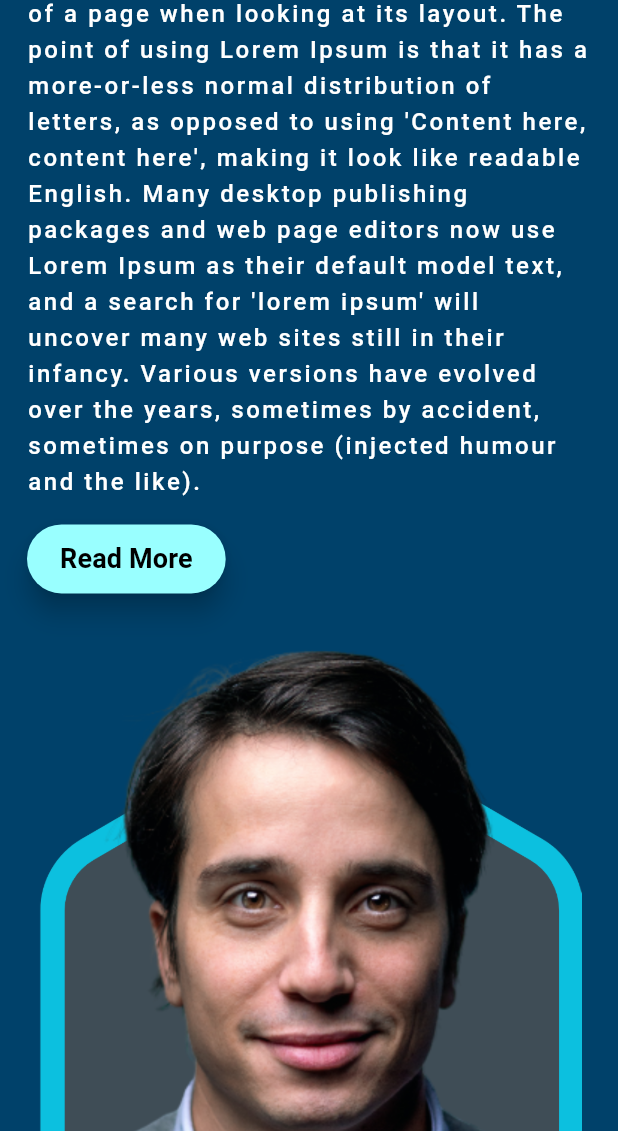
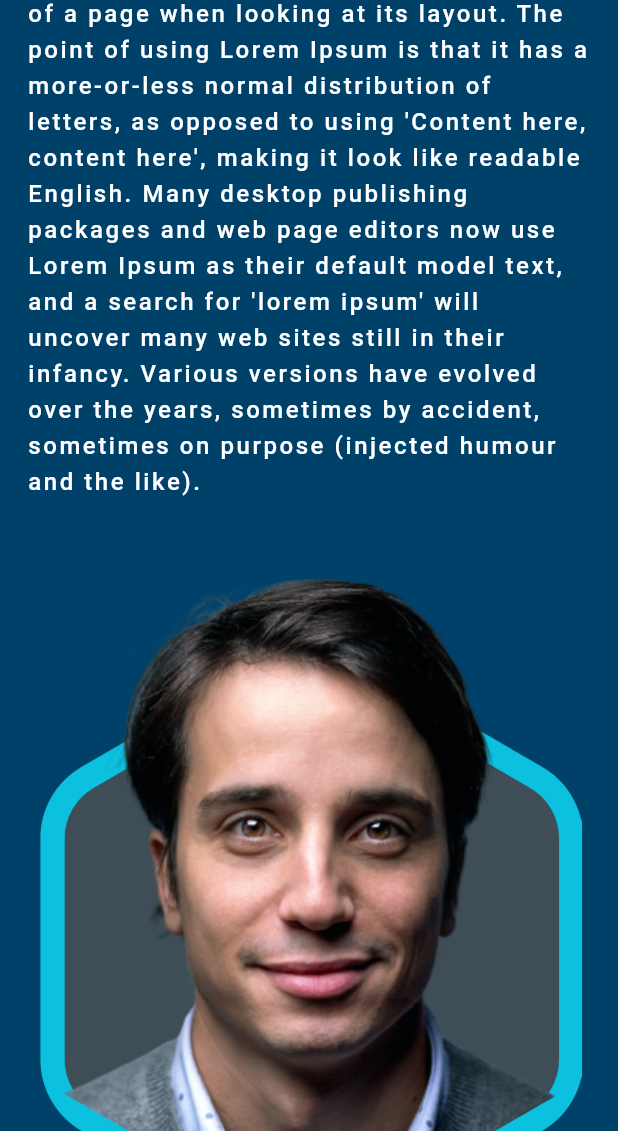
Before and after one commit to developer-rahim/portfolio-web-app-with-getx, a Flutter app: the screen it shows after launch, scrolled down 1152 dp, on a phone screen of 412 x 824 dp, the part 105-1236 px from its top. Run offline on Flutter 3.47's test engine with Material 3 defaults, Android fonts, the phone set to English and light mode, and no system bars; drawn by our look-alikes of scrollable_positioned_list; our stand-ins replace animate_do, animated_text_kit, get, google_fonts.

Commit message:
refactor : Refactor about me code.

```diff
--- /dev/null
+++ b/lib/src/features/about/view/about_me.dart
@@ -0,0 +1,48 @@
+import 'package:animate_do/animate_do.dart';
+import 'package:flutter/material.dart';
+import 'package:portfolio_website/globals/app_assets.dart';
+import 'package:portfolio_website/globals/app_colors.dart';
+import 'package:portfolio_website/globals/app_text_styles.dart';
+import 'package:portfolio_website/globals/constants.dart';
+import 'package:portfolio_website/src/utils/helper_class.dart';
+part '../widget/about_profile_section.dart';
+part '../widget/about_me_content.dart';
+
+class AboutMe extends StatelessWidget {
+  const AboutMe({super.key});
+
+  @override
+  Widget build(BuildContext context) {
+    final Size size = MediaQuery.of(context).size;
+    return HelperClass(
+      mobile: const Column(
+        children: [
+          _AboutMeContent(),
+          // Constants.sizedBox(height: 35.0),
+          SizedBox(height: 35),
+          _AboutProfileSection(),
+        ],
+      ),
+      tablet: const Row(
+        crossAxisAlignment: CrossAxisAlignment.center,
+        children: [
+          _AboutProfileSection(),
+          SizedBox(width: 25),
+          //  Constants.sizedBox(width: 25.0),
+          Expanded(child: _AboutMeContent())
+        ],
+      ),
+      desktop: const Row(
+        crossAxisAlignment: CrossAxisAlignment.center,
+        children: [
+          _AboutProfileSection(),
+          // Constants.sizedBox(width: 25.0),
+          SizedBox(width: 25),
+          Expanded(child: _AboutMeContent())
+        ],
+      ),
+      paddingWidth: size.width * 0.1,
+      bgColor: AppColors.bgColor2,
+    );
+  }
+}
--- a/lib/views/about_me.dart
+++ b/lib/src/features/about/widget/about_me_content.dart
@@ -1,59 +1,10 @@
-import 'package:animate_do/animate_do.dart';
-import 'package:flutter/material.dart';
-import 'package:portfolio_website/globals/app_assets.dart';
-import 'package:portfolio_website/globals/app_buttons.dart';
-import 'package:portfolio_website/globals/app_colors.dart';
-import 'package:portfolio_website/globals/app_text_styles.dart';
-import 'package:portfolio_website/globals/constants.dart';
-import 'package:portfolio_website/src/utils/helper_class.dart';
+part of '../view/about_me.dart';
 
-class AboutMe extends StatelessWidget {
-  const AboutMe({super.key});
+class _AboutMeContent extends StatelessWidget {
+  const _AboutMeContent();
 
   @override
   Widget build(BuildContext context) {
-    final Size size = MediaQuery.of(context).size;
-    return HelperClass(
-      mobile: Column(
-        children: [
-          buildAboutMeContents(),
-          Constants.sizedBox(height: 35.0),
-          buildProfilePicture(),
-        ],
-      ),
-      tablet: Row(
-        crossAxisAlignment: CrossAxisAlignment.center,
-        children: [
-          buildProfilePicture(),
-          Constants.sizedBox(width: 25.0),
-          Expanded(child: buildAboutMeContents())
-        ],
-      ),
-      desktop: Row(
-        crossAxisAlignment: CrossAxisAlignment.center,
-        children: [
-          buildProfilePicture(),
-          Constants.sizedBox(width: 25.0),
-          Expanded(child: buildAboutMeContents())
-        ],
-      ),
-      paddingWidth: size.width * 0.1,
-      bgColor: AppColors.bgColor2,
-    );
-  }
-
-  FadeInRight buildProfilePicture() {
-    return FadeInRight(
-      duration: const Duration(milliseconds: 1200),
-      child: Image.asset(
-        AppAssets.profile2,
-        height: 450,
-        width: 400,
-      ),
-    );
-  }
-
-  Column buildAboutMeContents() {
     return Column(
       crossAxisAlignment: CrossAxisAlignment.start,
       mainAxisSize: MainAxisSize.min,
@@ -97,11 +48,6 @@ class AboutMe extends StatelessWidget {
           ),
         ),
         Constants.sizedBox(height: 15.0),
-        FadeInUp(
-          duration: const Duration(milliseconds: 1800),
-          child: AppButtons.buildMaterialButton(
-              onTap: () {}, buttonName: 'Read More'),
-        )
       ],
     );
   }
--- /dev/null
+++ b/lib/src/features/about/widget/about_profile_section.dart
@@ -0,0 +1,17 @@
+part of '../view/about_me.dart';
+
+class _AboutProfileSection extends StatelessWidget {
+  const _AboutProfileSection();
+
+  @override
+  Widget build(BuildContext context) {
+    return FadeInRight(
+      duration: const Duration(milliseconds: 1200),
+      child: Image.asset(
+        AppAssets.profile2,
+        height: 450,
+        width: 400,
+      ),
+    );
+  }
+}
--- a/lib/src/features/dashboard/controller/dashboard_view_controller.dart
+++ b/lib/src/features/dashboard/controller/dashboard_view_controller.dart
@@ -1,7 +1,7 @@
 import 'package:flutter/material.dart';
 import 'package:get/get_rx/src/rx_types/rx_types.dart';
 import 'package:get/get_state_manager/src/simple/get_controllers.dart';
-import 'package:portfolio_website/views/about_me.dart';
+import 'package:portfolio_website/src/features/about/view/about_me.dart';
 import 'package:portfolio_website/views/contact_us.dart';
 import 'package:portfolio_website/views/footer_class.dart';
 import 'package:portfolio_website/src/features/home/view/home_page.dart';
```
